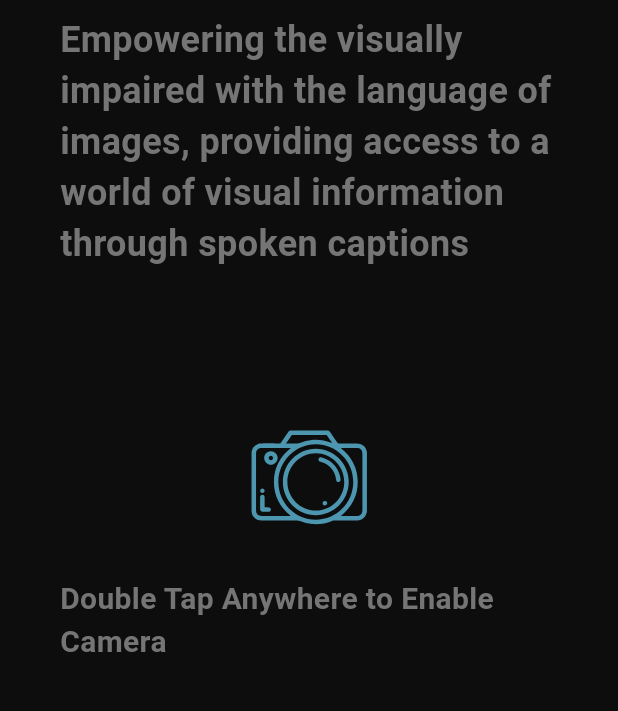
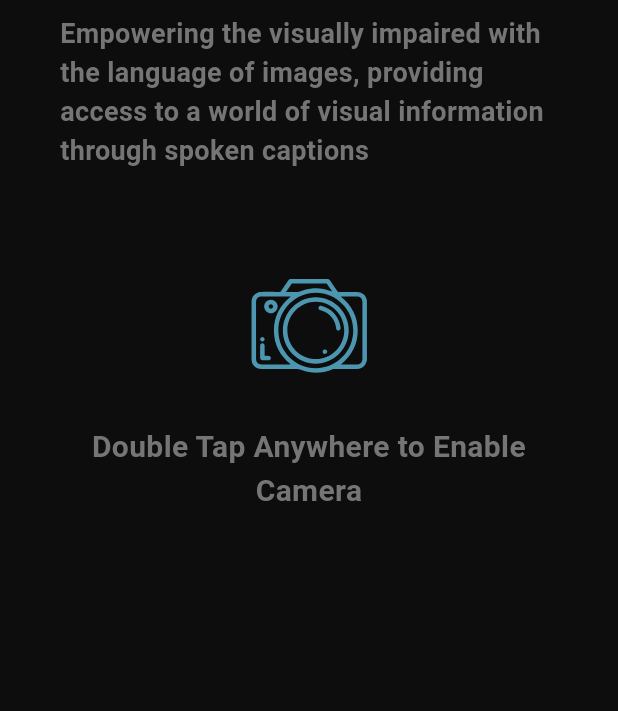
Before and after one commit to vivek005001/viz_assist, a Flutter app: the screen it shows after launch, on a phone screen of 412 x 824 dp, the part 518-1229 px from its top. Run offline on Flutter 3.47's test engine with Material 3 defaults, Android fonts, the light colour scheme and no system bars; drawn by our look-alikes of animated_text_kit; our stand-ins replace animated_splash_screen, camera, dash_chat_2, firebase_auth, flutter_gemini, flutter_tts and 6 more; missing offline and left inert: external_path, media_scanner, shake, translator; accounts and stored records are empty.

Commit message:
vivek stuff merged

```diff
--- a/lib/pages/home.dart
+++ b/lib/pages/home.dart
@@ -169,14 +169,14 @@ class _HomePageState extends State<HomePage> {
                 "Empowering the visually impaired with the language of images, providing access to a world of visual information through spoken captions",
                 style: TextStyle(
                   fontWeight: FontWeight.bold,
-                  fontSize: 24,
+                  fontSize: 18,
                   color: Colors.grey.shade600,
                 ),
               ),
             ),
             Padding(
               padding: EdgeInsets.only(
-                  top: 100), // Adjust the top padding value as needed
+                  top: 65), // Adjust the top padding value as needed
               child: Container(
                 alignment: Alignment.center,
                 child: Lottie.asset(
@@ -198,6 +198,7 @@ class _HomePageState extends State<HomePage> {
               padding: EdgeInsets.symmetric(
                   vertical: verticalPadding, horizontal: horizontalPadding),
               child: Text(
+                textAlign: TextAlign.center,
                 "Double Tap Anywhere to Enable Camera",
                 style: TextStyle(
                   fontWeight: FontWeight.bold,
@@ -206,31 +207,6 @@ class _HomePageState extends State<HomePage> {
                 ),
               ),
             ),
-            // grid
-            // Expanded(
-            //   child: GridView.builder(
-            //     itemCount: 4,
-            //     physics: const NeverScrollableScrollPhysics(),
-            //     padding: const EdgeInsets.symmetric(horizontal: 20),
-            //     gridDelegate: const SliverGridDelegateWithFixedCrossAxisCount(
-            //       crossAxisCount: 2,
-            //       childAspectRatio: 1 / 1.3,
-            //     ),
-            //     itemBuilder: (context, index) {
-            //       // Check if index is 0 or 1, if yes, set transparent color
-            //       final color =
-            //           index == 1 || index == 2 ? Colors.transparent : null;
-            //       // return SmartDeviceBox(
-            //       //   smartDeviceName: mySmartDevices[index][0],
-            //       //   iconPath: mySmartDevices[index][1],
-            //       //   powerOn: mySmartDevices[index][2],
-            //       //   onChanged: (value) => powerSwitchChanged(value, index),
-            //       //   index: index,
-            //       //   customColor: color,
-            //       // );
-            //     },
-            //   ),
-            // )
           ],
         ),
       ),
--- a/lib/pages/image_chat.dart
+++ b/lib/pages/image_chat.dart
@@ -239,7 +239,7 @@ class _ChatPageState extends State<ChatPage> {
   }
 
   Future<String> _sendApiRequest(ChatMessage chatMessage, File file) async {
-    var uri = Uri.parse('https://9ad7-34-87-61-161.ngrok-free.app/chat');
+    var uri = Uri.parse('https://6fa9-35-240-251-114.ngrok-free.app/chat');
     uri = uri.replace(queryParameters: {
       'prompt': chatMessage.text,
     });
--- a/lib/pages/image_details.dart
+++ b/lib/pages/image_details.dart
@@ -44,7 +44,7 @@ class RequestResult {
 
 Future<RequestResult> makeRequest(path, File file) async {
   var request = http.MultipartRequest(
-      'POST', Uri.parse('https://9ad7-34-87-61-161.ngrok-free.app/caption'));
+      'POST', Uri.parse('https://6fa9-35-240-251-114.ngrok-free.app/caption'));
   request.files.add(http.MultipartFile.fromBytes('file', file.readAsBytesSync(),
       filename: file.path.split('/').last));
   var streamedResponse = await request.send();
```
